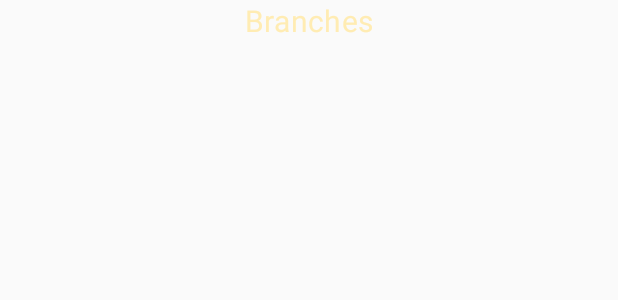
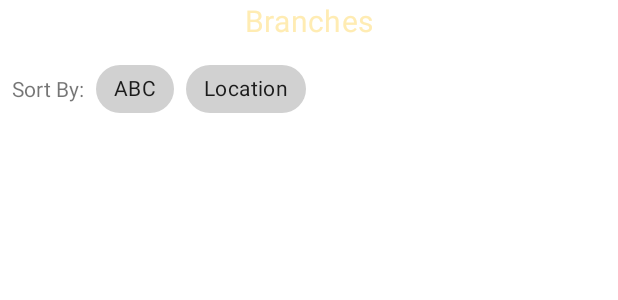
Before and after one commit to AriBeck/Golda-MeIRL, an Android app: the layout fragment_branches.xml on its own in the app's theme, with its tools: preview values and no code run, on a phone screen of 412 x 824 dp. Shown: the top 300 px of the screen. Run offline under Robolectric (Android 15) with nearby library versions, the phone set to English and light mode, and no system bars; Roboto replaces fonts that are not available here.

Commit message:
Implemented branch list sorting

```diff
--- a/app/src/main/AndroidManifest.xml
+++ b/app/src/main/AndroidManifest.xml
@@ -14,7 +14,7 @@
         android:supportsRtl="true"
         android:theme="@style/AppTheme">
         <activity android:name=".view.MainActivity"
-            android:theme="@style/Theme.AppCompat.DayNight.NoActionBar">
+            android:theme="@style/AppTheme">
             <intent-filter>
                 <action android:name="android.intent.action.MAIN" />
 
--- /dev/null
+++ b/app/src/main/java/com/example/goldameirl/misc/Config.kt
@@ -0,0 +1,4 @@
+package com.example.goldameirl.misc
+
+const val TOKEN =
+    "pk.eyJ1IjoiYXJpYmVjazUyIiwiYSI6ImNrOGZwa2ZveTAxdzQzbG4yOTl5ajZhOWgifQ.Ht_h6D6yCqdRTJohKF0nJA"
--- a/app/src/main/java/com/example/goldameirl/model/Branch.kt
+++ b/app/src/main/java/com/example/goldameirl/model/Branch.kt
@@ -1,5 +1,6 @@
 package com.example.goldameirl.model
 
+import android.location.Location
 import androidx.room.Entity
 import androidx.room.PrimaryKey
 import com.squareup.moshi.Json
--- a/app/src/main/java/com/example/goldameirl/model/BranchManager.kt
+++ b/app/src/main/java/com/example/goldameirl/model/BranchManager.kt
@@ -12,6 +12,8 @@ class BranchManager(private val context: Context) {
     var radius: Int? = 500
     var notificationTime: Long? = 0L
     var lastBranch: Double = 0.0
+    val repository = BranchRepository(context)
+    val branches: List<Branch>? = repository.branches?.value
 
 
     private fun isBranchIn500(location: Location, branch: Branch): Boolean {
@@ -21,7 +23,7 @@ class BranchManager(private val context: Context) {
         return location.distanceTo(branchLocation) <= radius ?: 500
     }
 
-    fun checkBranchDistance(location: Location?, branches: List<Branch>?) {
+    fun checkBranchDistance(location: Location?) {
         location ?: return
         branches?.forEach { branch ->
             if (isBranchIn500(location, branch) && (hasTimePast()
--- a/app/src/main/java/com/example/goldameirl/model/db/BranchDAO.kt
+++ b/app/src/main/java/com/example/goldameirl/model/db/BranchDAO.kt
@@ -1,6 +1,7 @@
 package com.example.goldameirl.model.db
 
 import androidx.lifecycle.LiveData
+import androidx.lifecycle.MutableLiveData
 import androidx.room.Dao
 import androidx.room.Insert
 import androidx.room.OnConflictStrategy
--- /dev/null
+++ b/app/src/main/res/color/selected_highlight.xml
@@ -0,0 +1,9 @@
+<?xml version="1.0" encoding="utf-8"?>
+<selector xmlns:android="http://schemas.android.com/apk/res/android">
+
+    <item android:color="?attr/colorSecondaryVariant"
+        android:state_selected="true" />
+
+    <item android:alpha="0.18" android:color="?attr/colorOnSurface"/>
+
+</selector>
--- a/app/src/main/res/layout/fragment_branches.xml
+++ b/app/src/main/res/layout/fragment_branches.xml
@@ -19,28 +19,63 @@
             android:layout_width="0dp"
             android:layout_height="wrap_content"
             android:fontFamily="@font/ribeye_marrow"
+            android:gravity="center"
             android:text="@string/branches_title"
             android:textAppearance="@style/TextAppearance.MaterialComponents.Headline6"
             android:textColor="@color/primaryTextColor"
-            android:gravity="center"
             app:layout_constraintEnd_toEndOf="parent"
             app:layout_constraintStart_toStartOf="parent"
             app:layout_constraintTop_toTopOf="parent" />
 
-        <ScrollView
+        <TextView
+            android:id="@+id/sort_label"
             android:layout_width="wrap_content"
             android:layout_height="wrap_content"
+            android:layout_marginStart="8dp"
+            android:text="Sort By:"
+            app:layout_constraintBottom_toTopOf="@+id/branches_list"
+            app:layout_constraintEnd_toStartOf="@+id/sort_view"
+            app:layout_constraintStart_toStartOf="parent"
             app:layout_constraintTop_toBottomOf="@id/header"
-            app:layout_constraintStart_toStartOf="parent"
-            android:orientation="horizontal">
+            app:layout_constraintVertical_bias="0.49" />
+
+        <ScrollView
+            android:id="@+id/sort_view"
+            android:layout_width="wrap_content"
+            android:layout_height="wrap_content"
+            android:orientation="horizontal"
+            app:layout_constraintStart_toEndOf="@id/sort_label"
+            app:layout_constraintTop_toBottomOf="@id/header">
 
             <com.google.android.material.chip.ChipGroup
                 android:id="@+id/sort_list"
                 android:layout_width="wrap_content"
                 android:layout_height="wrap_content"
+                android:padding="8dp"
                 app:singleLine="true"
-                app:singleSelection="true"
-                android:padding="8dp"/>
+                app:singleSelection="true">
+
+                <com.google.android.material.chip.Chip
+                    android:id="@+id/abc_chip"
+                    style="@style/Widget.MaterialComponents.Chip.Choice"
+                    android:layout_width="wrap_content"
+                    android:layout_height="wrap_content"
+                    android:tag="ABC"
+                    android:text="ABC"
+                    app:checkedIconVisible="true"
+                    app:chipBackgroundColor="@color/selected_highlight" />
+
+                <com.google.android.material.chip.Chip
+                    android:id="@+id/location_chip"
+                    style="@style/Widget.MaterialComponents.Chip.Choice"
+                    android:layout_width="wrap_content"
+                    android:layout_height="wrap_content"
+                    android:tag="Location"
+                    android:text="Location"
+                    app:checkedIconVisible="true"
+                    app:chipBackgroundColor="@color/selected_highlight" />
+
+            </com.google.android.material.chip.ChipGroup>
 
         </ScrollView>
 
@@ -48,31 +83,28 @@
             android:id="@+id/branches_empty"
             android:layout_width="0dp"
             android:layout_height="0dp"
+            android:background="@color/primaryDarkColor"
             android:fontFamily="@font/ribeye_marrow"
+            android:gravity="center"
             android:text="@string/branches_empty"
             android:textAppearance="@style/TextAppearance.MaterialComponents.Headline6"
-            android:background="@color/primaryDarkColor"
             android:textColor="@color/primaryTextColor"
-            android:gravity="center"
             android:visibility="gone"
             app:layout_constraintBottom_toBottomOf="parent"
             app:layout_constraintEnd_toEndOf="parent"
             app:layout_constraintStart_toStartOf="parent"
-            app:layout_constraintTop_toBottomOf="@+id/header" />
-
+            app:layout_constraintTop_toBottomOf="@+id/sort_view" />
 
 
         <androidx.recyclerview.widget.RecyclerView
             android:id="@+id/branches_list"
             android:layout_width="0dp"
             android:layout_height="0dp"
+            app:layoutManager="androidx.recyclerview.widget.LinearLayoutManager"
             app:layout_constraintBottom_toBottomOf="parent"
             app:layout_constraintEnd_toEndOf="parent"
             app:layout_constraintStart_toStartOf="parent"
-            app:layout_constraintTop_toBottomOf="@+id/header"
-            app:layoutManager="androidx.recyclerview.widget.LinearLayoutManager"
-            app:stackFromEnd="true"
-            app:reverseLayout="true" />
+            app:layout_constraintTop_toBottomOf="@+id/sort_view" />
 
     </androidx.constraintlayout.widget.ConstraintLayout>
 </layout>
--- a/app/src/main/res/values/styles.xml
+++ b/app/src/main/res/values/styles.xml
@@ -1,7 +1,7 @@
 <resources>
 
     <!-- Base application theme. -->
-    <style name="AppTheme" parent="Theme.AppCompat.Light.DarkActionBar">
+    <style name="AppTheme" parent="Theme.MaterialComponents.DayNight.NoActionBar">
         <!-- Customize your theme here. -->
         <item name="colorPrimary">@color/primaryColor</item>
         <item name="colorPrimaryDark">@color/primaryDarkColor</item>
```
Also changed, not shown: app/src/main/java/com/example/goldameirl/view/BranchesFragment.kt (+24 -4 lines), app/src/main/java/com/example/goldameirl/view/MainActivity.kt (+43 -0 lines), app/src/main/java/com/example/goldameirl/view/MapFragment.kt (+5 -2 lines), app/src/main/java/com/example/goldameirl/viewmodel/BranchesViewModel.kt (+41 -4 lines), app/src/main/java/com/example/goldameirl/viewmodel/BranchesViewModelFactory.kt (+5 -2 lines), app/src/main/java/com/example/goldameirl/viewmodel/MapViewModel.kt (+29 -28 lines), app/src/main/res/layout/sort_chip.xml (deleted, +0 -10 lines).
